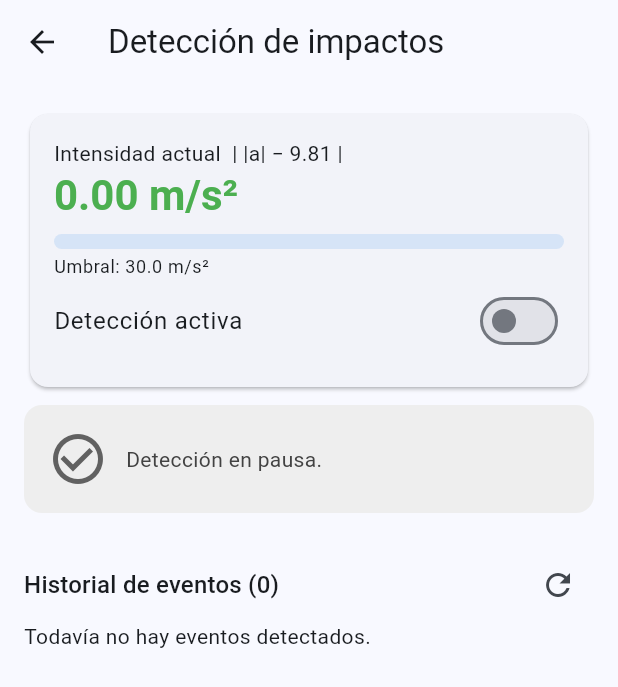
After one commit to RomeroG05/SensorTrack, a Flutter app: the ImpactosScreen screen opened by its route, after a tap on "Detección activa", on a phone screen of 412 x 824 dp. The commit adds this screen. Shown: the top 687 px of the screen. Run offline on Flutter 3.47's test engine with Material 3 defaults, Android fonts, the phone set to English and light mode, and no system bars; our stand-ins replace fl_chart, geolocator, sensors_plus, supabase_flutter; accounts and stored records are empty; network calls fail.

Commit message:
funcion de alerta por caidas - medido con el acelerometro con un rango de 30 m/s*2

```diff
--- /dev/null
+++ b/flutter_sensortrack/lib/data/detector_impacto.dart
@@ -0,0 +1,71 @@
+import 'dart:math';
+
+import '../models/evento_aceleracion.dart';
+
+/// Detecta cambios bruscos en la aceleración (golpes, caídas, sacudidas).
+///
+/// En reposo el acelerómetro solo mide la gravedad, así que la magnitud
+/// |a| = √(x² + y² + z²) vale ≈ 9.81 m/s² sin importar cómo esté el teléfono.
+/// La intensidad es cuánto se aleja |a| de ese valor:
+///
+///     intensidad = | |a| − 9.81 |
+///
+/// Se usa la magnitud y no cada eje por separado porque no depende de la
+/// orientación del teléfono: un golpe se detecta igual si está vertical,
+/// horizontal o en el bolsillo.
+class DetectorImpacto {
+  /// Gravedad estándar (m/s²).
+  static const gravedad = 9.81;
+
+  /// Umbral de intensidad (m/s²).
+  ///
+  /// Justificación:
+  /// - En reposo la intensidad es cercana a 0.
+  /// - Manipular el teléfono o caminar produce variaciones de 2 a 5 m/s².
+  /// - Un golpe, una caída sobre una superficie o una sacudida fuerte
+  ///   supera los 12 m/s².
+  /// Con 12 m/s² el uso normal no genera alertas y los cambios bruscos sí
+  /// (más del doble del máximo de caminar, para dejar margen).
+  /// Equivale a |a| ≈ 21.8 m/s² (≈ 2.2 g), dentro del rango de 2–3 g que se
+  /// usa habitualmente para detectar impactos y caídas.
+  static const umbral = 30.0;
+
+  /// Tiempo mínimo entre dos eventos.
+  ///
+  /// Un solo golpe produce varias muestras seguidas sobre el umbral (el
+  /// teléfono vibra durante unos cientos de milisegundos). Con esta espera se
+  /// registra como un único evento y no se llena la base de datos.
+  static const espera = Duration(seconds: 2);
+
+  DateTime? _ultimoEvento;
+
+  static double magnitud(double x, double y, double z) =>
+      sqrt(x * x + y * y + z * z);
+
+  static double intensidad(double x, double y, double z) =>
+      (magnitud(x, y, z) - gravedad).abs();
+
+  /// Analiza una muestra del acelerómetro.
+  ///
+  /// Devuelve un evento si la intensidad supera el umbral y ya pasó el tiempo
+  /// de [espera] desde el último evento; si no, devuelve null.
+  EventoAceleracion? analizar(double x, double y, double z, [DateTime? ahora]) {
+    ahora ??= DateTime.now();
+    final i = intensidad(x, y, z);
+    if (i <= umbral) return null;
+
+    final ultimo = _ultimoEvento;
+    if (ultimo != null && ahora.difference(ultimo) < espera) return null;
+
+    _ultimoEvento = ahora;
+    return EventoAceleracion(
+      x: x,
+      y: y,
+      z: z,
+      magnitud: magnitud(x, y, z),
+      intensidad: i,
+      umbral: umbral,
+      detectadoEn: ahora,
+    );
+  }
+}
--- a/flutter_sensortrack/lib/data/supabase_service.dart
+++ b/flutter_sensortrack/lib/data/supabase_service.dart
@@ -1,5 +1,6 @@
 import 'package:supabase_flutter/supabase_flutter.dart';
 
+import '../models/evento_aceleracion.dart';
 import '../models/lectura.dart';
 
 /// Operaciones sobre la tabla sensor_readings de Supabase.
@@ -22,6 +23,24 @@ Future<List<Lectura>> obtenerLecturas() async {
   return filas.map(Lectura.fromMap).toList();
 }
 
+/// Tabla de eventos de cambio brusco de aceleración.
+const tablaEventos = 'acceleration_events';
+
+/// Guarda un evento detectado.
+Future<void> guardarEvento(EventoAceleracion evento) async {
+  await _db.from(tablaEventos).insert(evento.toMap());
+}
+
+/// Consulta los últimos eventos, del más reciente al más antiguo.
+Future<List<EventoAceleracion>> obtenerEventos() async {
+  final filas = await _db
+      .from(tablaEventos)
+      .select()
+      .order('detected_at', ascending: false)
+      .limit(100);
+  return filas.map(EventoAceleracion.fromMap).toList();
+}
+
 /// Devuelve true si Supabase responde y la tabla es accesible.
 Future<bool> verificarConexion() async {
   try {
--- /dev/null
+++ b/flutter_sensortrack/lib/models/evento_aceleracion.dart
@@ -0,0 +1,57 @@
+/// Un cambio brusco de aceleración detectado (fila de acceleration_events).
+class EventoAceleracion {
+  final String? id;
+
+  /// Valores del acelerómetro en el momento del evento (m/s²).
+  final double x;
+  final double y;
+  final double z;
+
+  /// |a| = √(x² + y² + z²).
+  final double magnitud;
+
+  /// Cuánto se alejó |a| de la gravedad; es lo que se compara con el umbral.
+  final double intensidad;
+
+  /// Umbral con el que se detectó el evento.
+  final double umbral;
+
+  final DateTime detectadoEn;
+
+  EventoAceleracion({
+    this.id,
+    required this.x,
+    required this.y,
+    required this.z,
+    required this.magnitud,
+    required this.intensidad,
+    required this.umbral,
+    required this.detectadoEn,
+  });
+
+  factory EventoAceleracion.fromMap(Map<String, dynamic> map) {
+    return EventoAceleracion(
+      id: map['id'],
+      x: (map['x'] as num).toDouble(),
+      y: (map['y'] as num).toDouble(),
+      z: (map['z'] as num).toDouble(),
+      magnitud: (map['magnitude'] as num).toDouble(),
+      intensidad: (map['intensity'] as num).toDouble(),
+      umbral: (map['threshold'] as num).toDouble(),
+      detectadoEn: DateTime.parse(map['detected_at']).toLocal(),
+    );
+  }
+
+  /// Datos para insertar en Supabase (el id lo genera la base de datos).
+  Map<String, dynamic> toMap() {
+    return {
+      'x': x,
+      'y': y,
+      'z': z,
+      'magnitude': magnitud,
+      'intensity': intensidad,
+      'threshold': umbral,
+      'detected_at': detectadoEn.toUtc().toIso8601String(),
+    };
+  }
+}
--- /dev/null
+++ b/flutter_sensortrack/lib/screens/impactos.dart
@@ -0,0 +1,286 @@
+import 'dart:async';
+
+import 'package:flutter/material.dart';
+import 'package:flutter/services.dart';
+import 'package:sensors_plus/sensors_plus.dart';
+
+import '../data/detector_impacto.dart';
+import '../data/supabase_service.dart';
+import '../models/evento_aceleracion.dart';
+import '../models/lectura.dart';
+
+/// Detección de cambios bruscos de aceleración: monitor en tiempo real,
+/// alerta visual, registro en Supabase e historial de eventos.
+class ImpactosScreen extends StatefulWidget {
+  const ImpactosScreen({super.key});
+
+  @override
+  State<ImpactosScreen> createState() => _ImpactosScreenState();
+}
+
+class _ImpactosScreenState extends State<ImpactosScreen> {
+  final _detector = DetectorImpacto();
+
+  /// Intensidad actual. Se actualiza con cada muestra (50 por segundo) sin
+  /// redibujar toda la pantalla: solo el monitor escucha este valor.
+  final _intensidad = ValueNotifier<double>(0);
+
+  StreamSubscription? _sub;
+  bool _activo = true;
+  String? _errorSensor;
+
+  /// Evento que se muestra en la alerta (null = sin alerta).
+  EventoAceleracion? _alerta;
+  Timer? _timerAlerta;
+
+  List<EventoAceleracion> _eventos = [];
+  bool _cargando = true;
+  String? _errorHistorial;
+
+  @override
+  void initState() {
+    super.initState();
+    // gameInterval (~20 ms): un golpe dura pocas decenas de milisegundos y con
+    // un muestreo más lento se podría perder el pico de aceleración.
+    _sub = accelerometerEventStream(samplingPeriod: SensorInterval.gameInterval)
+        .listen(
+          _analizar,
+          onError: (_) =>
+              setState(() => _errorSensor = 'Acelerómetro no disponible'),
+        );
+    _cargarHistorial();
+  }
+
+  @override
+  void dispose() {
+    _sub?.cancel();
+    _timerAlerta?.cancel();
+    _intensidad.dispose();
+    super.dispose();
+  }
+
+  void _analizar(AccelerometerEvent e) {
+    _intensidad.value = DetectorImpacto.intensidad(e.x, e.y, e.z);
+    if (!_activo) return;
+    final evento = _detector.analizar(e.x, e.y, e.z);
+    if (evento != null) _onEvento(evento);
+  }
+
+  Future<void> _onEvento(EventoAceleracion evento) async {
+    // Alerta visual (y vibración) durante 3 segundos.
+    HapticFeedback.heavyImpact();
+    setState(() => _alerta = evento);
+    _timerAlerta?.cancel();
+    _timerAlerta = Timer(const Duration(seconds: 3), () {
+      if (mounted) setState(() => _alerta = null);
+    });
+
+    // Registro en Supabase.
+    try {
+      await guardarEvento(evento);
+      if (!mounted) return;
+      setState(() => _eventos.insert(0, evento));
+    } catch (e) {
+      _mensaje('Evento detectado, pero no se guardó. ${mensajeError(e)}');
+    }
+  }
+
+  Future<void> _cargarHistorial() async {
+    setState(() {
+      _cargando = true;
+      _errorHistorial = null;
+    });
+    try {
+      final eventos = await obtenerEventos();
+      if (!mounted) return;
+      setState(() => _eventos = eventos);
+    } catch (e) {
+      if (!mounted) return;
+      setState(() => _errorHistorial = mensajeError(e));
+    }
+    if (mounted) setState(() => _cargando = false);
+  }
+
+  void _mensaje(String texto) {
+    if (!mounted) return;
+    ScaffoldMessenger.of(context)
+      ..hideCurrentSnackBar()
+      ..showSnackBar(SnackBar(content: Text(texto)));
+  }
+
+  @override
+  Widget build(BuildContext context) {
+    return Scaffold(
+      backgroundColor: _alerta != null ? Colors.red.shade50 : null,
+      appBar: AppBar(
+        title: const Text('Detección de impactos'),
+        backgroundColor: _alerta != null ? Colors.red : null,
+        foregroundColor: _alerta != null ? Colors.white : null,
+      ),
+      body: RefreshIndicator(
+        onRefresh: _cargarHistorial,
+        child: ListView(
+          padding: const EdgeInsets.all(16),
+          children: [
+            if (_errorSensor != null)
+              Text(_errorSensor!, style: const TextStyle(color: Colors.red)),
+            _monitor(),
+            const SizedBox(height: 8),
+            _tarjetaAlerta(),
+            const SizedBox(height: 8),
+            const SizedBox(height: 16),
+            Row(
+              children: [
+                Text(
+                  'Historial de eventos (${_eventos.length})',
+                  style: Theme.of(context).textTheme.titleMedium,
+                ),
+                const Spacer(),
+                IconButton(
+                  onPressed: _cargarHistorial,
+                  icon: const Icon(Icons.refresh),
+                ),
+              ],
+            ),
+            ..._historial(),
+          ],
+        ),
+      ),
+    );
+  }
+
+  /// Intensidad en tiempo real comparada con el umbral.
+  Widget _monitor() {
+    return Card(
+      child: Padding(
+        padding: const EdgeInsets.all(16),
+        child: Column(
+          crossAxisAlignment: CrossAxisAlignment.start,
+          children: [
+            const Text('Intensidad actual  | |a| − 9.81 |'),
+            ValueListenableBuilder<double>(
+              valueListenable: _intensidad,
+              builder: (context, i, _) {
+                final nivel = (i / DetectorImpacto.umbral).clamp(0.0, 1.0);
+                final color = nivel >= 1
+                    ? Colors.red
+                    : nivel > 0.6
+                    ? Colors.orange
+                    : Colors.green;
+                return Column(
+                  crossAxisAlignment: CrossAxisAlignment.start,
+                  children: [
+                    Text(
+                      '${i.toStringAsFixed(2)} m/s²',
+                      style: Theme.of(context).textTheme.headlineMedium
+                          ?.copyWith(color: color, fontWeight: FontWeight.bold),
+                    ),
+                    const SizedBox(height: 8),
+                    LinearProgressIndicator(
+                      value: nivel,
+                      color: color,
+                      minHeight: 10,
+                      borderRadius: BorderRadius.circular(5),
+                    ),
+                  ],
+                );
+              },
+            ),
+            const SizedBox(height: 4),
+            Text(
+              'Umbral: ${DetectorImpacto.umbral.toStringAsFixed(1)} m/s²',
+              style: Theme.of(context).textTheme.bodySmall,
+            ),
+            SwitchListTile(
+              contentPadding: EdgeInsets.zero,
+              title: const Text('Detección activa'),
+              value: _activo,
+              onChanged: (v) => setState(() => _activo = v),
+            ),
+          ],
+        ),
+      ),
+    );
+  }
+
+  /// Alerta visual: tarjeta roja mientras dura la alerta.
+  Widget _tarjetaAlerta() {
+    final e = _alerta;
+    return AnimatedContainer(
+      duration: const Duration(milliseconds: 250),
+      padding: const EdgeInsets.all(16),
+      decoration: BoxDecoration(
+        color: e != null ? Colors.red : Colors.grey.shade200,
+        borderRadius: BorderRadius.circular(12),
+      ),
+      child: Row(
+        children: [
+          Icon(
+            e != null
+                ? Icons.warning_amber_rounded
+                : Icons.check_circle_outline,
+            color: e != null ? Colors.white : Colors.grey.shade700,
+            size: 40,
+          ),
+          const SizedBox(width: 12),
+          Expanded(
+            child: e != null
+                ? Column(
+                    crossAxisAlignment: CrossAxisAlignment.start,
+                    children: [
+                      const Text(
+                        '¡Cambio brusco detectado!',
+                        style: TextStyle(
+                          color: Colors.white,
+                          fontSize: 18,
+                          fontWeight: FontWeight.bold,
+                        ),
+                      ),
+                      Text(
+                        'Intensidad ${e.intensidad.toStringAsFixed(2)} m/s² '
+                        '(umbral ${e.umbral.toStringAsFixed(1)})',
+                        style: const TextStyle(color: Colors.white),
+                      ),
+                    ],
+                  )
+                : Text(
+                    _activo
+                        ? 'Sin alertas. Agita el teléfono con fuerza para probar.'
+                        : 'Detección en pausa.',
+                    style: TextStyle(color: Colors.grey.shade800),
+                  ),
+          ),
+        ],
+      ),
+    );
+  }
+
+  List<Widget> _historial() {
+    if (_cargando) {
+      return const [Center(child: CircularProgressIndicator())];
+    }
+    if (_errorHistorial != null) {
+      return [
+        Text(_errorHistorial!, style: const TextStyle(color: Colors.red)),
+      ];
+    }
+    if (_eventos.isEmpty) {
+      return const [Text('Todavía no hay eventos detectados.')];
+    }
+    return [
+      for (final e in _eventos)
+        Card(
+          child: ListTile(
+            leading: const Icon(Icons.warning_amber_rounded, color: Colors.red),
+            title: Text('Intensidad ${e.intensidad.toStringAsFixed(2)} m/s²'),
+            subtitle: Text(
+              'X ${e.x.toStringAsFixed(2)}  Y ${e.y.toStringAsFixed(2)}  '
+              'Z ${e.z.toStringAsFixed(2)}  ·  |a| ${e.magnitud.toStringAsFixed(2)}\n'
+              '${formatearFecha(e.detectadoEn)}',
+            ),
+            isThreeLine: true,
+          ),
+        ),
+    ];
+  }
+}
--- a/flutter_sensortrack/lib/screens/inicio.dart
+++ b/flutter_sensortrack/lib/screens/inicio.dart
@@ -90,6 +90,11 @@ class _InicioScreenState extends State<InicioScreen> {
           _opcion(Icons.location_on, 'Ubicación', '/ubicacion'),
           _opcion(Icons.history, 'Historial', '/historial'),
           _opcion(Icons.bar_chart, 'Estadísticas', '/estadisticas'),
+          _opcion(
+            Icons.warning_amber_rounded,
+            'Detección de impactos',
+            '/impactos',
+          ),
           const SizedBox(height: 16),
           Text(
             'Sensores disponibles',
```
Also changed, not shown: flutter_sensortrack/lib/main.dart (+13 -6 lines), flutter_sensortrack/.mcp.json (added), 5 other files.
